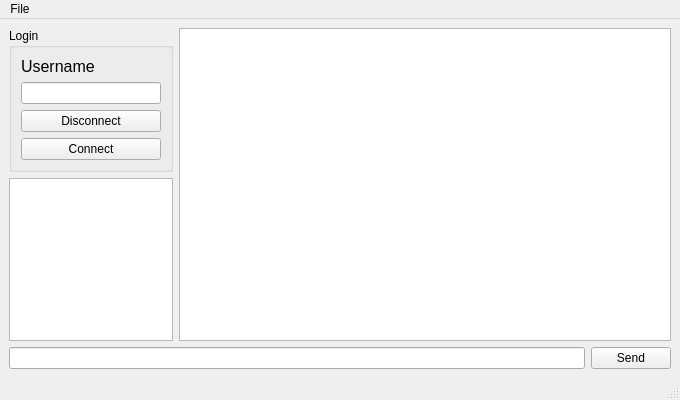
This is form_main.ui in sonerb/python_socket as Qt 5 draws it before an edit. The edited form follows.
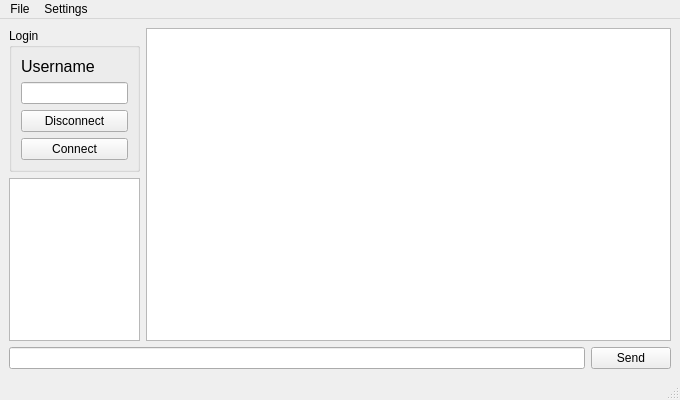
This is the edited form. Icons and pictures are not drawn.

Diff of the .ui file:
```diff
--- a/form_main.ui
+++ b/form_main.ui
@@ -26,7 +26,7 @@
   <widget class="QWidget" name="centralwidget">
    <layout class="QVBoxLayout" name="verticalLayout">
     <item>
-     <layout class="QGridLayout" name="gLayout_main" columnstretch="25,75">
+     <layout class="QGridLayout" name="gLayout_main" columnstretch="20,80">
       <property name="sizeConstraint">
        <enum>QLayout::SetMaximumSize</enum>
       </property>
@@ -130,7 +130,14 @@
     <addaction name="separator"/>
     <addaction name="actionClose"/>
    </widget>
+   <widget class="QMenu" name="menuSettings">
+    <property name="title">
+     <string>Settings</string>
+    </property>
+    <addaction name="actionPrerefences"/>
+   </widget>
    <addaction name="menuFile"/>
+   <addaction name="menuSettings"/>
   </widget>
   <widget class="QStatusBar" name="statusbar"/>
   <action name="actionClose">
```
Left out of the diff: 5 changed lines with no effect on the pictures.
